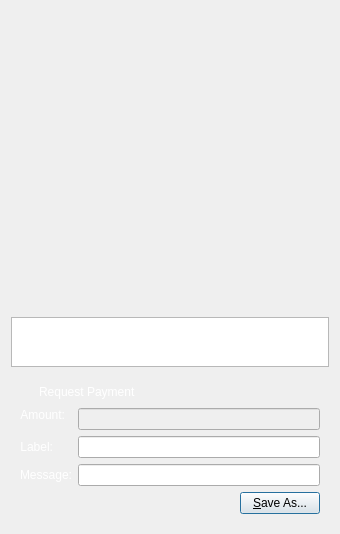
EverGreenCoinDev/EverGreenCoin, file src/qt/forms/qrcodedialog.ui: the form before one commit.
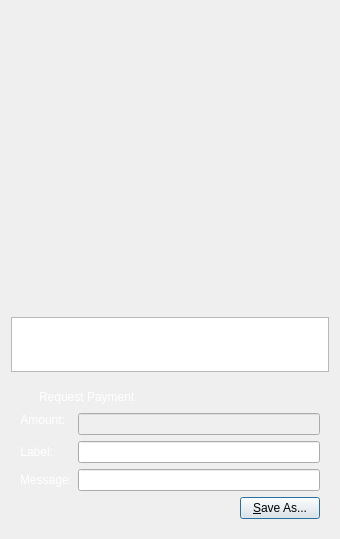
The form after the commit. Custom widgets are drawn as their Qt base class.

Patch:
```diff
--- a/src/qt/forms/qrcodedialog.ui
+++ b/src/qt/forms/qrcodedialog.ui
@@ -7,7 +7,7 @@
     <x>0</x>
     <y>0</y>
     <width>340</width>
-    <height>534</height>
+    <height>539</height>
    </rect>
   </property>
   <property name="windowTitle">
@@ -102,7 +102,11 @@
          </widget>
         </item>
         <item row="1" column="1">
-         <widget class="QLineEdit" name="lnLabel"/>
+         <widget class="QLineEdit" name="lnLabel">
+          <property name="styleSheet">
+           <string notr="true">color: #ffffff;</string>
+          </property>
+         </widget>
         </item>
         <item row="2" column="0">
          <widget class="QLabel" name="lblMessage">
@@ -124,7 +128,11 @@
          </widget>
         </item>
         <item row="2" column="1">
-         <widget class="QLineEdit" name="lnMessage"/>
+         <widget class="QLineEdit" name="lnMessage">
+          <property name="styleSheet">
+           <string notr="true">color: #ffffff;</string>
+          </property>
+         </widget>
         </item>
         <item row="0" column="0">
          <widget class="QLabel" name="lblAmount">
```
